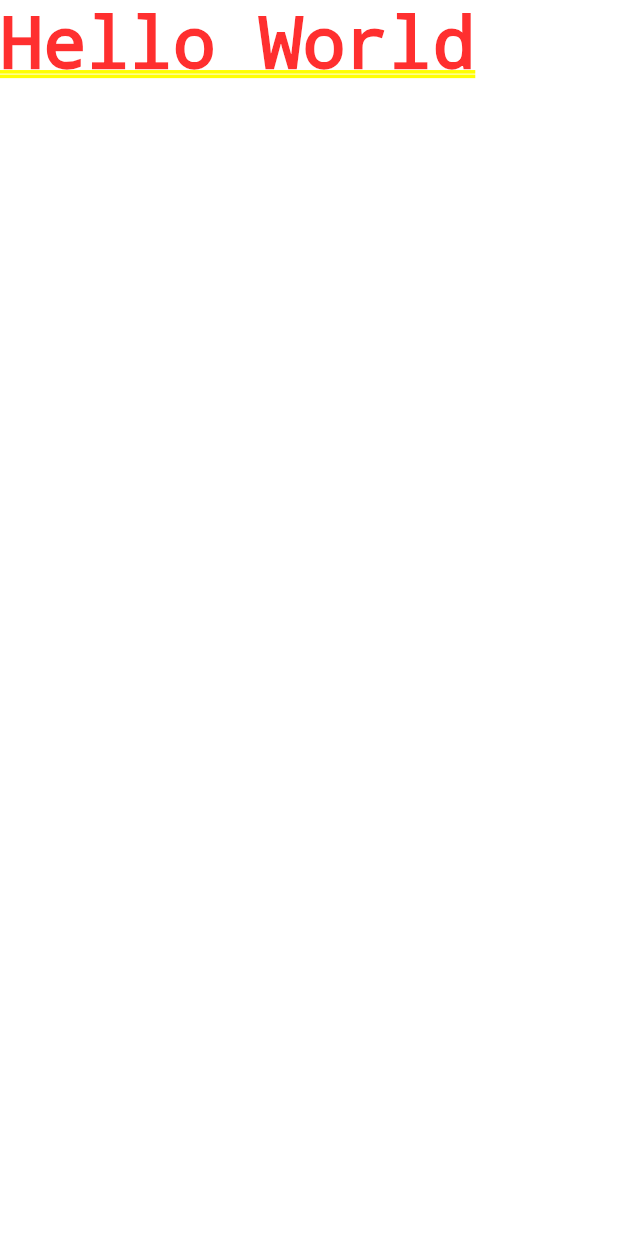
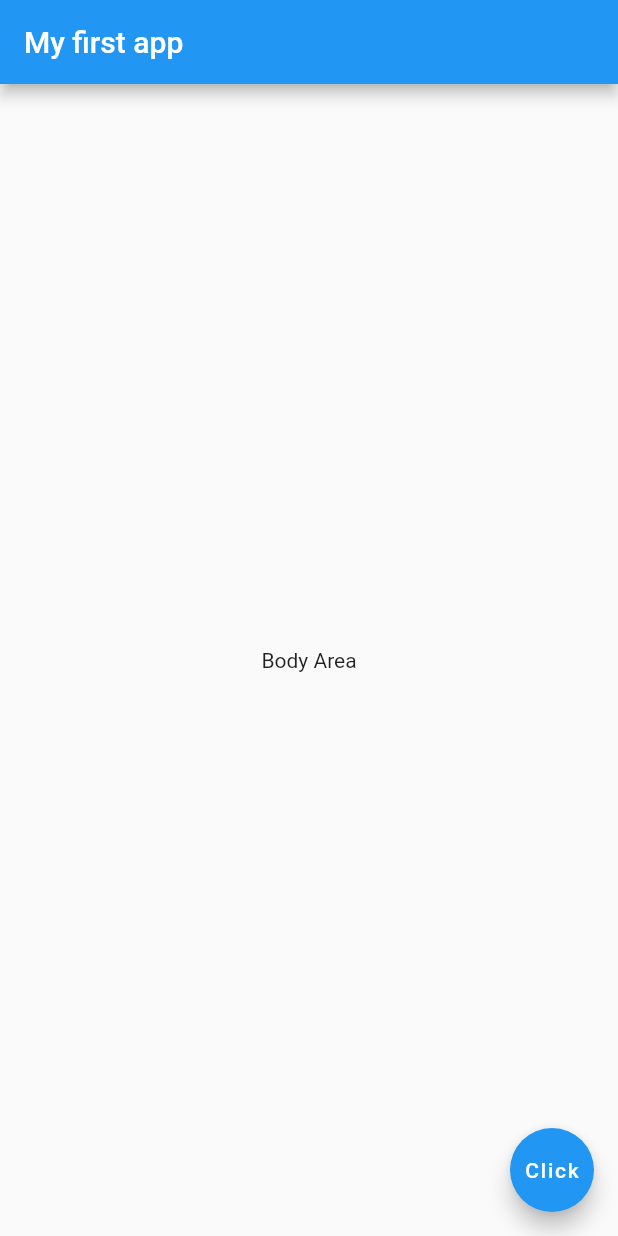
Before and after one commit to numoonchld/hello_world_flutter_app, a Flutter app: the screen it shows after launch, on a phone screen of 412 x 824 dp. Run offline on Flutter 3.47's test engine with Material 2 defaults, Android fonts, the phone set to English and light mode, and no system bars.

Commit message:
end of video 5

```diff
--- a/lib/main.dart
+++ b/lib/main.dart
@@ -1,5 +1,16 @@
 import 'package:flutter/material.dart';
 
 void main() => runApp(MaterialApp(
-      home: Text("Hello World"),
+      // home: Text("Hello World"),
+      home: Scaffold(
+        appBar: AppBar(
+          title: Text('My first app'),
+        ),
+        body: Center(
+          child: Text('Body Area'),
+        ),
+        floatingActionButton: FloatingActionButton(
+          child: Text('Click'),
+        ),
+      ),
     ));
```
